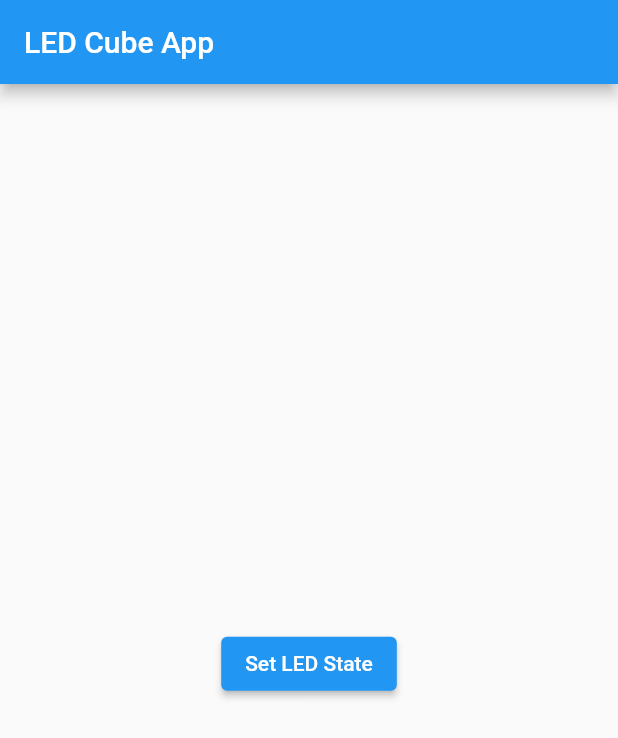
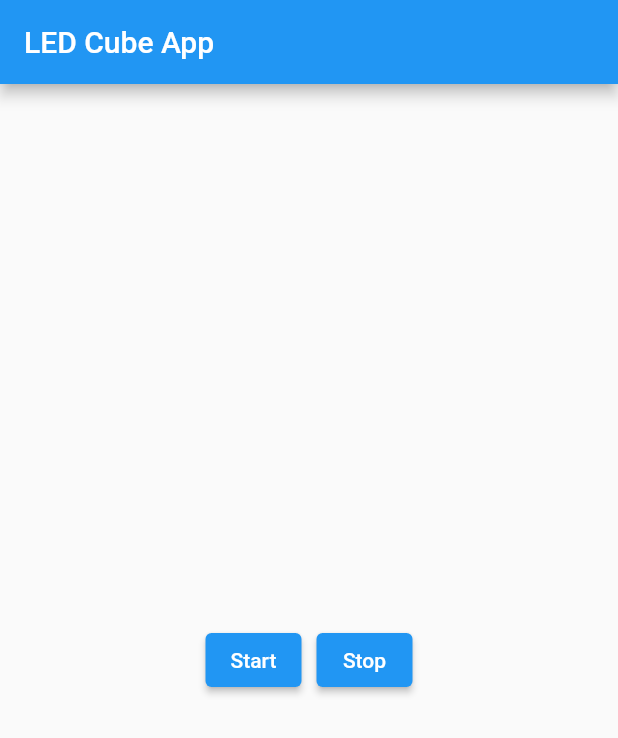
Before and after one commit to michaelAngelo1/ledcubeapp, a Flutter app: the screen it shows after launch, on a phone screen of 412 x 824 dp. Shown: the top 738 px of the screen. Run offline on Flutter 3.47's test engine with Material 2 defaults, Android fonts, the phone set to English and light mode, and no system bars; our stand-ins replace animated_splash_screen, cloud_firestore, firebase_core, firebase_database, google_fonts, page_transition; accounts and stored records are empty.

Commit message:
feat: on/off esp32

```diff
--- a/lib/main.dart
+++ b/lib/main.dart
@@ -1,10 +1,14 @@
 import 'dart:math';
-
 import 'package:firebase_database/firebase_database.dart';
 import 'package:flutter/material.dart';
 import 'package:ledcubeapp/constants.dart';
 import 'package:firebase_core/firebase_core.dart';
 import 'firebase_options.dart';
+import 'package:google_fonts/google_fonts.dart';
+
+// Splash screen libs
+import 'package:animated_splash_screen/animated_splash_screen.dart';
+import 'package:page_transition/page_transition.dart';
 
 Future<void> main() async {
   WidgetsFlutterBinding.ensureInitialized();
@@ -22,11 +26,37 @@ class MyApp extends StatelessWidget {
       theme: ThemeData(
         primarySwatch: Colors.blue,
       ),
-      home: FutureBuilder(
+      home: AnimatedSplashScreen(
+        duration: 2000,
+        splash: Column(
+          mainAxisAlignment: MainAxisAlignment.center,
+          children: <Widget>[
+            Text(
+              "Microlux",
+              style: GoogleFonts.poppins(
+                color: const Color.fromARGB(255, 241, 245, 255),
+                fontSize: 36.0,
+                fontWeight: FontWeight.w600,
+              )
+            ),
+            Text(
+              "Innovative Advertising",
+              style: GoogleFonts.cookie(
+                color: const Color.fromARGB(255, 241, 245, 255),
+                fontSize: 19.0,
+                fontWeight: FontWeight.w400,
+              )
+            ),
+          ]
+        ),
+        splashTransition: SplashTransition.fadeTransition,
+        pageTransitionType: PageTransitionType.fade,
+        backgroundColor: Colors.blue,
+        nextScreen: FutureBuilder(
           future: _fbApp,
           builder: (context, snapshot) {
             if(snapshot.hasError) {
-            print("ERROR FLUTTER: ${snapshot.error.toString()}");
+              debugPrint("ERROR FLUTTER: ${snapshot.error.toString()}");
               return const Text("Something went wrong.");
             }
             else if(snapshot.hasData){
@@ -36,6 +66,7 @@ class MyApp extends StatelessWidget {
               return const Center(child: CircularProgressIndicator());
             }
           }
+        ),
       )
     );
   }
@@ -70,26 +101,37 @@ class _MyHomePageState extends State<MyHomePage> {
           child: Column(
             mainAxisAlignment: MainAxisAlignment.center,
             children: [
-              // ElevatedButton(
-              //   onPressed: () {
-              //     testRef.set("Hello World ${Random().nextInt(100)}");
-              //   },
-              //   child: Text("Send to Firebase")
-              // ),
-              const SizedBox(height: 5.0),
+              Row(
+                mainAxisAlignment: MainAxisAlignment.center,
+                children: [
                   ElevatedButton(
                     onPressed: () async {
                       try {
                         testRefChild
                           .set({
                             'on': true,
-                        'off': false,
                           });
                       } catch (e) {
                         print("ERROR: $e");
                       }
                     },
-                child: Text("Set LED State")
+                    child: Text("Start")
+                  ),
+                  const SizedBox(width: 10.0),
+                  ElevatedButton(
+                    onPressed: () async {
+                      try {
+                        testRefChild
+                          .set({
+                            'on': false,
+                          });
+                      } catch (e) {
+                        print("ERROR: $e");
+                      }
+                    },
+                    child: Text("Stop")
+                  ),
+                ],
               ),
             ],
           )
--- a/pubspec.yaml
+++ b/pubspec.yaml
@@ -37,7 +37,9 @@ dependencies:
   cupertino_icons: ^1.0.2
   firebase_database: ^10.2.1
   cloud_firestore: ^4.7.1
-  firebase_core: ^2.13.0
+  animated_splash_screen: ^1.3.0
+  google_fonts: ^4.0.4
+  firebase_core: ^2.13.1
   # firebase_database: ^10.2.1
   # zwidget: ^0.0.2
   # three_dart: ^0.0.16
```
Also changed, not shown: lib/firebase_options.dart, pubspec.lock, 5 other files. Lines whose indentation alone changed are shown as unchanged.
